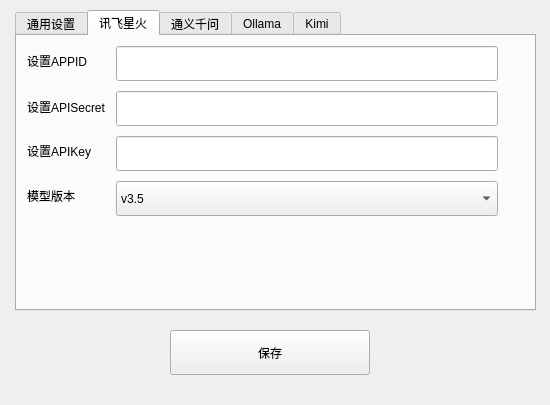
This is llm_config.ui in wwaa321/kiko-ai-assistant as Qt 5 draws it before an edit. The edited form follows.
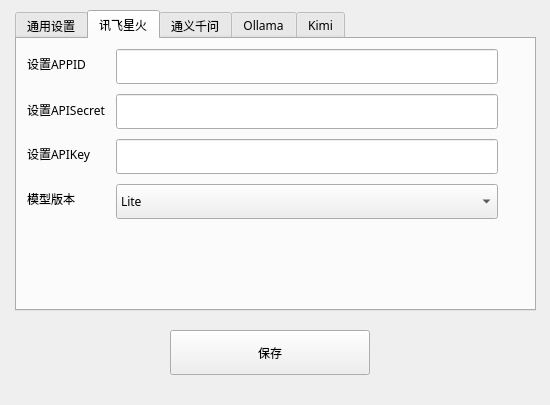
This is the edited form. The open tabs and pages were chosen to show the change.

Patch:
```diff
--- a/llm_config.ui
+++ b/llm_config.ui
@@ -32,7 +32,7 @@
    </property>
    <property name="font">
     <font>
-     <family>Arial</family>
+     <family>微软雅黑</family>
     </font>
    </property>
    <property name="layoutDirection">
@@ -351,11 +351,11 @@
          </size>
         </property>
         <property name="currentIndex">
-         <number>3</number>
+         <number>0</number>
         </property>
         <item>
          <property name="text">
-          <string>v1.5</string>
+          <string>Lite</string>
          </property>
         </item>
         <item>
@@ -370,7 +370,7 @@
         </item>
         <item>
          <property name="text">
-          <string>v3.5</string>
+          <string>Max</string>
          </property>
         </item>
        </widget>
```
Left out of the diff: 2 changed lines with no effect on the pictures.
